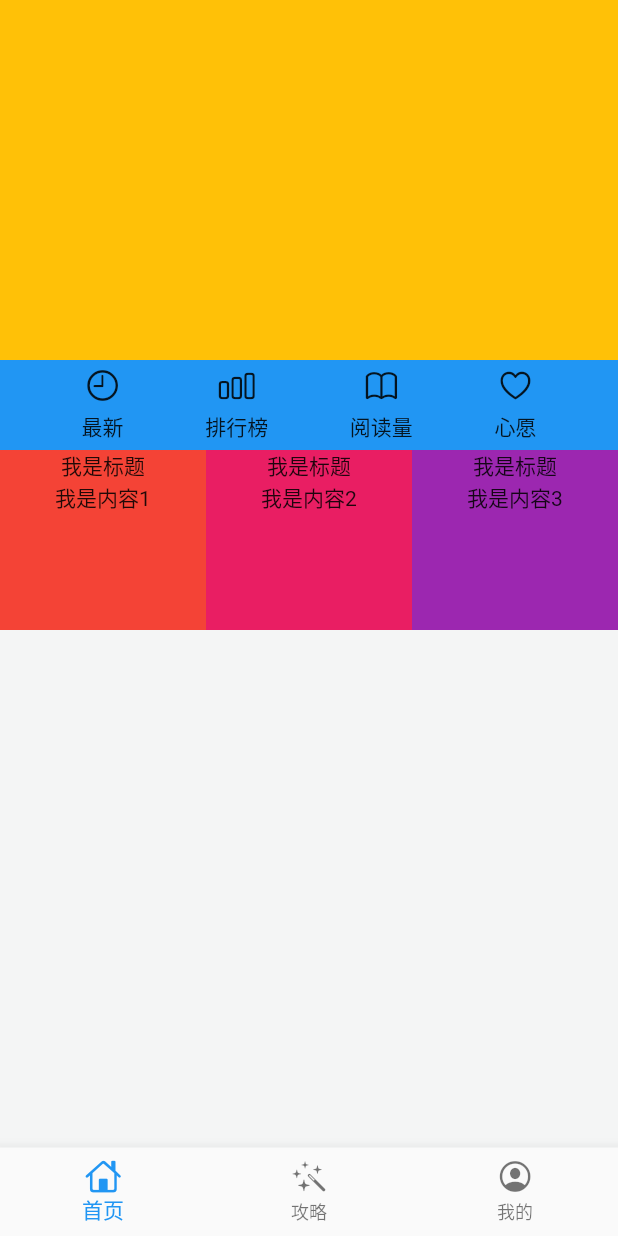
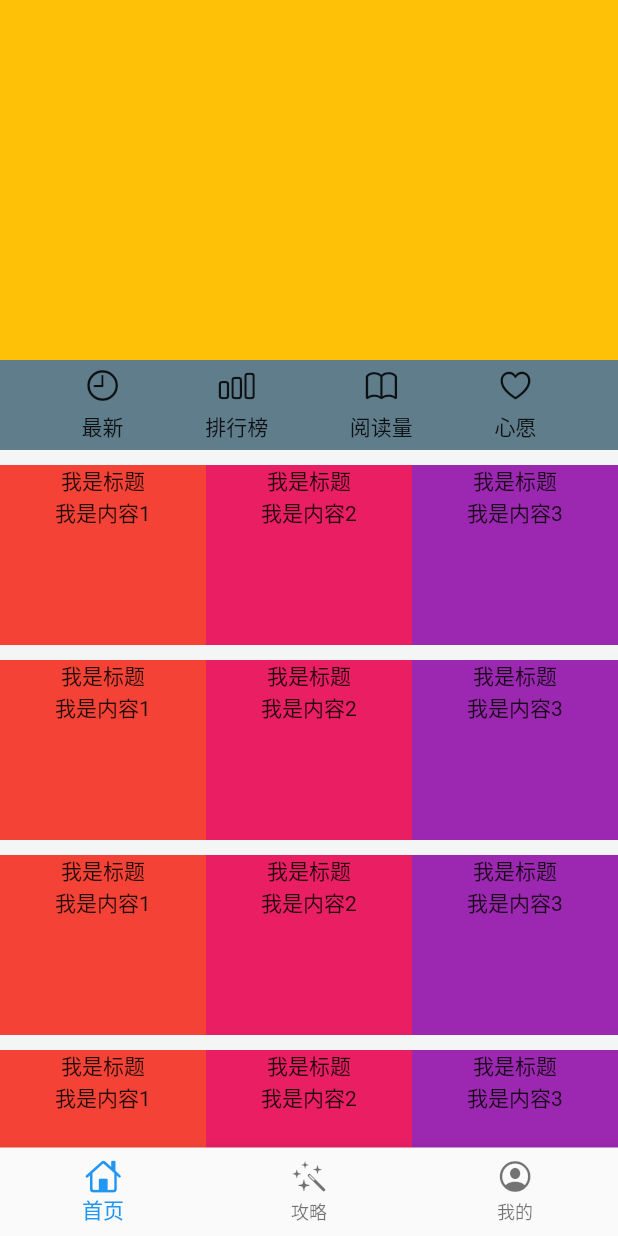
Before and after one commit to zoeyzhong520/FlutterGameStation, a Flutter app: the screen it shows after launch, on a phone screen of 412 x 824 dp. Run offline on Flutter 3.47's test engine with Material 2 defaults, Android fonts, the light colour scheme and no system bars; our stand-ins replace toast.

Commit message:
使用循环方式构建列表类型的Widget

```diff
--- a/lib/main/home.dart
+++ b/lib/main/home.dart
@@ -15,7 +15,15 @@
           children: [
             HomeSwiper(),
             HomeGrid(),
-            HomeList(),
+            HomeList(
+              list: [
+                [1, 1, 1, 1, 1],
+                [1, 1, 1, 1, 1],
+                [1, 1, 1, 1, 1],
+                [1, 1, 1, 1, 1],
+                [1, 1, 1, 1, 1],
+              ],
+            ),
           ],
         ),
       ),
--- a/lib/main/homeModule/homeGrid.dart
+++ b/lib/main/homeModule/homeGrid.dart
@@ -1,44 +1,40 @@
 // 首页网格
-
 import 'package:flutter/material.dart';
 import 'package:flutter/cupertino.dart';
 import 'package:toast/toast.dart';
 
 class HomeGrid extends StatelessWidget {
+  final list = [
+    {'icon': Icon(CupertinoIcons.time), 'label': '最新'},
+    {'icon': Icon(CupertinoIcons.chart_bar), 'label': '排行榜'},
+    {'icon': Icon(CupertinoIcons.book), 'label': '阅读量'},
+    {'icon': Icon(CupertinoIcons.heart), 'label': '心愿'}
+  ];
+
   @override
   Widget build(BuildContext context) {
     // TODO: implement build
     return Container(
-      color: Colors.blue,
+      color: Colors.blueGrey,
       height: 60,
-      child: Row(
-        mainAxisAlignment: MainAxisAlignment.spaceEvenly,
-        children: [
-          HomeGridItem(
-            config: {'icon': Icon(CupertinoIcons.time), 'label': '最新'},
-          ),
-          HomeGridItem(
-            config: {'icon': Icon(CupertinoIcons.chart_bar), 'label': '排行榜'},
-          ),
-          HomeGridItem(
-            config: {'icon': Icon(CupertinoIcons.book), 'label': '阅读量'},
-          ),
-          HomeGridItem(
-            config: {'icon': Icon(CupertinoIcons.heart), 'label': '心愿'},
-          ),
-        ],
-      ),
+      child: constructGrid(context),
     );
   }
-}
 
-class HomeGridItem extends StatelessWidget {
-  final Map config;
-  const HomeGridItem({Key? key, required this.config}) : super(key: key);
+  /// 循环构建横向排列的 Widget
+  Widget constructGrid(BuildContext context) {
+    List<Widget> loopList = [];
+    for (var element in list) {
+      loopList.add(HomeGridItem(context, element));
+    }
 
-  @override
-  Widget build(BuildContext context) {
-    // TODO: implement build
+    return Row(
+      mainAxisAlignment: MainAxisAlignment.spaceEvenly,
+      children: loopList,
+    );
+  }
+
+  Widget HomeGridItem(BuildContext context, Map config) {
     return Container(
       child: GestureDetector(
         child: Column(
@@ -49,8 +45,8 @@
           ],
         ),
         onTap: () {
-          print('${this.config['label']}');
-          Toast.show('${this.config['label']}', context);
+          print('${config['label']}');
+          Toast.show('${config['label']}', context);
         },
       ),
     );
--- a/lib/main/homeModule/homrList.dart
+++ b/lib/main/homeModule/homrList.dart
@@ -1,8 +1,10 @@
 // 首页列表
-
 import 'package:flutter/material.dart';
 
 class HomeList extends StatefulWidget {
+  const HomeList({Key? key, required this.list}) : super(key: key);
+  final List list; // 列表数据
+
   _HomeListState createState() => _HomeListState();
 }
 
@@ -15,19 +17,31 @@
 
   @override
   Widget build(BuildContext context) {
-    final List list = [1, 1, 1, 1, 1];
+    // TODO: implement build
+    return constructLoopListView();
+  }
 
-    // TODO: implement build
-    return Container(
-      height: 120,
-      child: ListView.builder(
-        itemBuilder: _cellForItem,
-        itemCount: list.length,
-        scrollDirection: Axis.horizontal,
-      ),
+  /// 循环创建横向滚动的 ListView
+  Widget constructLoopListView() {
+    List<Widget> loopList = [];
+    for (var element in widget.list) {
+      loopList.add(Container(
+        margin: EdgeInsets.only(top: 10),
+        height: 120,
+        child: ListView.builder(
+          itemBuilder: _cellForItem,
+          itemCount: element.length,
+          scrollDirection: Axis.horizontal,
+        ),
+      ));
+    }
+
+    return Column(
+      children: loopList,
     );
   }
 
+  /// 横向滚动列表的每一个 Item
   Widget _cellForItem(BuildContext context, int index) {
     final screenSize = MediaQuery.of(context).size;
 
```
